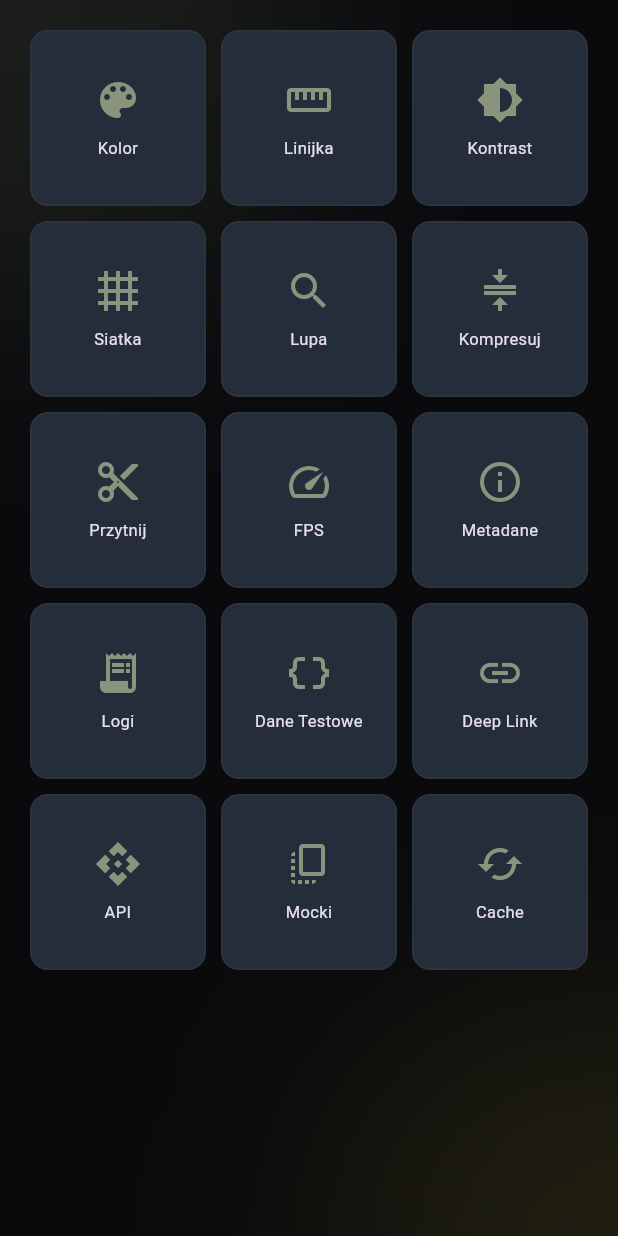
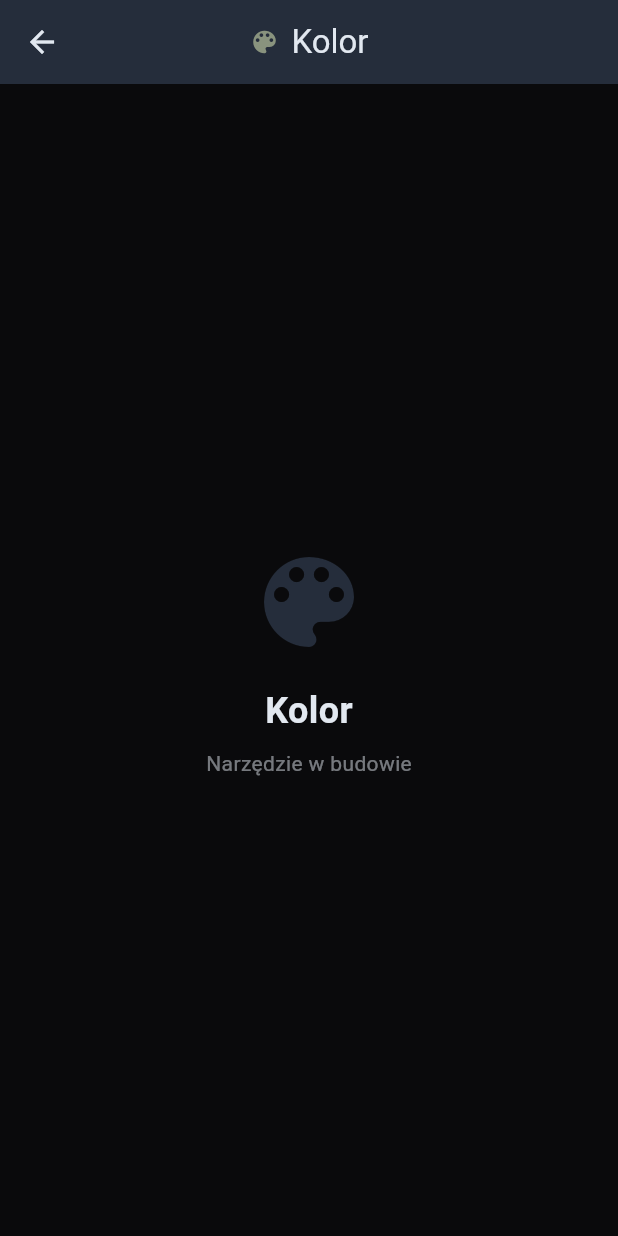
Before and after one commit to highimexy/fuzzi_mobile, a Flutter app: the ToolsScreen widget shown alone on an empty page, opened directly, after a tap on "Kolor", on a phone screen of 412 x 824 dp. Run offline on Flutter 3.47's test engine with Material 3 defaults, Android fonts, the phone set to English and light mode, and no system bars; our stand-ins replace firebase_auth, firebase_core, google_fonts; accounts and stored records are empty; generated files the repository leaves out were written again.

Commit message:
refactor(tools): redesign tools screen

```diff
--- /dev/null
+++ b/lib/models/tool_item.dart
@@ -0,0 +1,11 @@
+import 'package:flutter/material.dart';
+
+class ToolItem {
+  final String title;
+  final IconData icon;
+
+  const ToolItem({
+    required this.title,
+    required this.icon,
+  });
+}
--- /dev/null
+++ b/lib/screens/tool_detail_screen.dart
@@ -0,0 +1,55 @@
+import 'package:flutter/material.dart';
+import '../theme/app_theme.dart';
+import '../models/tool_item.dart';
+
+class ToolDetailScreen extends StatelessWidget {
+  final ToolItem tool;
+
+  const ToolDetailScreen({super.key, required this.tool});
+
+  @override
+  Widget build(BuildContext context) {
+    return Scaffold(
+      backgroundColor: const Color(0xFF0A0A0C),
+      appBar: AppBar(
+        backgroundColor: AppColors.roughCard,
+        foregroundColor: AppColors.foreground,
+        elevation: 0,
+        centerTitle: true,
+        title: Row(
+          mainAxisSize: MainAxisSize.min,
+          children: [
+            Icon(tool.icon, size: 20, color: AppColors.primary),
+            const SizedBox(width: 8),
+            Text(tool.title),
+          ],
+        ),
+      ),
+      body: Center(
+        child: Column(
+          mainAxisAlignment: MainAxisAlignment.center,
+          children: [
+            Icon(tool.icon, size: 80, color: AppColors.roughCard),
+            const SizedBox(height: 16),
+            Text(
+              tool.title,
+              style: const TextStyle(
+                fontSize: 24,
+                fontWeight: FontWeight.w600,
+                color: AppColors.foreground,
+              ),
+            ),
+            const SizedBox(height: 8),
+            Text(
+              'Narzędzie w budowie',
+              style: TextStyle(
+                fontSize: 14,
+                color: AppColors.foreground.withValues(alpha: 0.5),
+              ),
+            ),
+          ],
+        ),
+      ),
+    );
+  }
+}
--- a/lib/screens/tools_screen.dart
+++ b/lib/screens/tools_screen.dart
@@ -1,35 +1,18 @@
 import 'dart:ui';
 import 'package:flutter/material.dart';
 import '../theme/app_theme.dart';
-
-class ToolItem {
-  final String title;
-  final String category;
-  final IconData icon;
-
-  const ToolItem({
-    required this.title,
-    required this.category,
-    required this.icon,
-  });
-}
+import '../models/tool_item.dart';
+import 'tool_detail_screen.dart';
 
 const _allTools = [
-  ToolItem(title: 'Kolor', category: 'UI/UX', icon: Icons.color_lens),
-  ToolItem(title: 'Linijka', category: 'UI/UX', icon: Icons.straighten),
-  ToolItem(title: 'Kontrast', category: 'UI/UX', icon: Icons.brightness_6),
-  ToolItem(title: 'Siatka', category: 'UI/UX', icon: Icons.grid_4x4),
-  ToolItem(title: 'Lupa', category: 'UI/UX', icon: Icons.search),
-  ToolItem(title: 'Kompresuj', category: 'Wideo', icon: Icons.compress),
-  ToolItem(title: 'Przytnij', category: 'Wideo', icon: Icons.cut),
-  ToolItem(title: 'FPS', category: 'Wideo', icon: Icons.speed),
-  ToolItem(title: 'Metadane', category: 'Wideo', icon: Icons.info_outline),
-  ToolItem(title: 'Logi', category: 'Dev', icon: Icons.receipt_long),
-  ToolItem(title: 'Dane Testowe', category: 'Dev', icon: Icons.data_object),
-  ToolItem(title: 'Deep Link', category: 'Dev', icon: Icons.link),
-  ToolItem(title: 'API', category: 'Dev', icon: Icons.api),
-  ToolItem(title: 'Mocki', category: 'Dev', icon: Icons.copy_all),
-  ToolItem(title: 'Cache', category: 'Dev', icon: Icons.cached),
+  ToolItem(title: 'Kolor', icon: Icons.color_lens),
+  ToolItem(title: 'Kontrast', icon: Icons.brightness_6),
+  ToolItem(title: 'Linijka', icon: Icons.straighten),
+  ToolItem(title: 'JSON', icon: Icons.data_object),
+  ToolItem(title: 'API', icon: Icons.api),
+  ToolItem(title: 'Deep Link', icon: Icons.link),
+  ToolItem(title: 'Generator', icon: Icons.token),
+  ToolItem(title: 'Logi', icon: Icons.receipt_long),
 ];
 
 class ToolsScreen extends StatelessWidget {
@@ -70,15 +53,17 @@ class ToolsScreen extends StatelessWidget {
           ),
         ),
         SafeArea(
+          child: Padding(
+            padding: const EdgeInsets.fromLTRB(16, 20, 16, 20),
             child: GridView.builder(
-            padding: const EdgeInsets.all(20),
               gridDelegate: const SliverGridDelegateWithFixedCrossAxisCount(
-              crossAxisCount: 3,
-              crossAxisSpacing: 10,
-              mainAxisSpacing: 10,
+                crossAxisCount: 2,
+                crossAxisSpacing: 12,
+                mainAxisSpacing: 12,
               ),
               itemCount: _allTools.length,
               itemBuilder: (context, index) => _ToolTile(tool: _allTools[index]),
+            ),
           ),
         ),
       ],
@@ -95,19 +80,17 @@ class _ToolTile extends StatelessWidget {
   Widget build(BuildContext context) {
     return InkWell(
       onTap: () {
-        ScaffoldMessenger.of(context).showSnackBar(
-          SnackBar(
-            content: Text('Uruchamiam: ${tool.title}'),
-            duration: const Duration(milliseconds: 500),
-            backgroundColor: AppColors.primary,
+        Navigator.of(context).push(
+          MaterialPageRoute(
+            builder: (_) => ToolDetailScreen(tool: tool),
           ),
         );
       },
-      borderRadius: BorderRadius.circular(12),
+      borderRadius: BorderRadius.circular(16),
       child: Container(
         decoration: BoxDecoration(
           color: AppColors.roughCard,
-          borderRadius: BorderRadius.circular(12),
+          borderRadius: BorderRadius.circular(16),
           border: Border.all(
             color: AppColors.secondary.withValues(alpha: 0.15),
             width: 1,
@@ -116,14 +99,17 @@ class _ToolTile extends StatelessWidget {
         child: Column(
           mainAxisAlignment: MainAxisAlignment.center,
           children: [
-            Icon(tool.icon, size: 32, color: AppColors.primary),
-            const SizedBox(height: 8),
-            Text(
+            Icon(tool.icon, size: 44, color: AppColors.primary),
+            const SizedBox(height: 12),
+            Padding(
+              padding: const EdgeInsets.symmetric(horizontal: 8),
+              child: Text(
                 tool.title,
-              style: const TextStyle(fontSize: 11, fontWeight: FontWeight.w400),
+                style: const TextStyle(fontSize: 14, fontWeight: FontWeight.w500),
                 textAlign: TextAlign.center,
                 maxLines: 1,
                 overflow: TextOverflow.ellipsis,
+              ),
             ),
           ],
         ),
```
Lines whose indentation alone changed are shown as unchanged.
